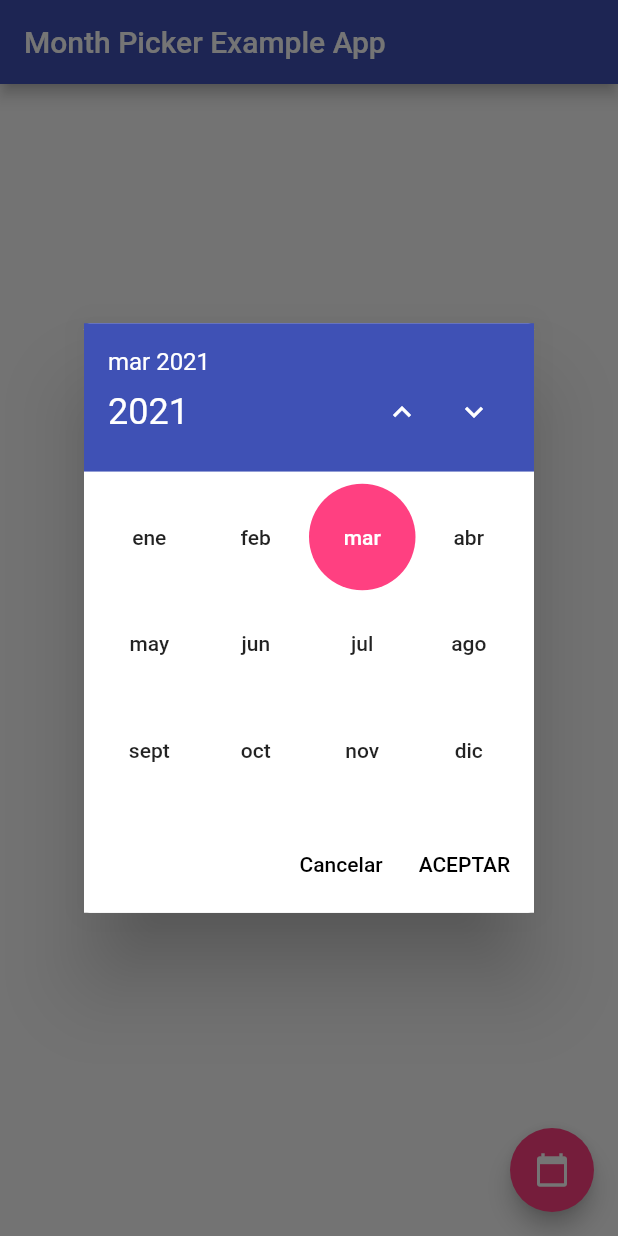
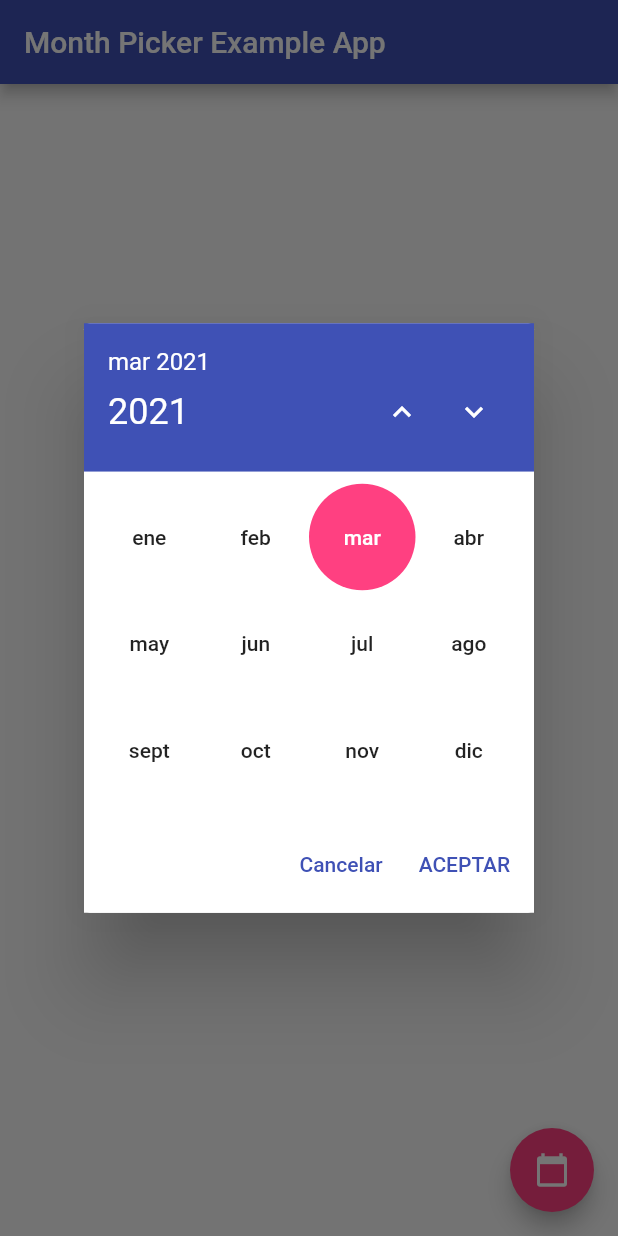
Before and after one commit to Macacoazul01/month_picker_dialog, a Flutter app: the screen it shows after launch, after a tap on the "calendar today" icon, on a phone screen of 412 x 824 dp. Run offline on Flutter 3.47's test engine with Material 2 defaults, Android fonts, the light colour scheme and no system bars; our stand-ins replace rxdart.

Commit message:
Style action buttons according to context's theme
Signed-off-by: Ahmed Aboelyazeed <ahmdaeyz@megatrust.co>

```diff
--- a/lib/month_picker_dialog.dart
+++ b/lib/month_picker_dialog.dart
@@ -149,11 +149,23 @@ class _MonthPickerDialogState extends State<_MonthPickerDialog> {
       children: <Widget>[
         FlatButton(
           onPressed: () => Navigator.pop(context, null),
-          child: Text(widget.localizations.cancelButtonLabel),
+          child: Text(
+            widget.localizations.cancelButtonLabel,
+            style: Theme.of(context)
+                .textTheme
+                .button
+                .copyWith(color: Theme.of(context).primaryColor),
+          ),
         ),
         FlatButton(
           onPressed: () => Navigator.pop(context, selectedDate),
-          child: Text(widget.localizations.okButtonLabel),
+          child: Text(
+            widget.localizations.okButtonLabel,
+            style: Theme.of(context)
+                .textTheme
+                .button
+                .copyWith(color: Theme.of(context).primaryColor),
+          ),
         )
       ],
     );
```
